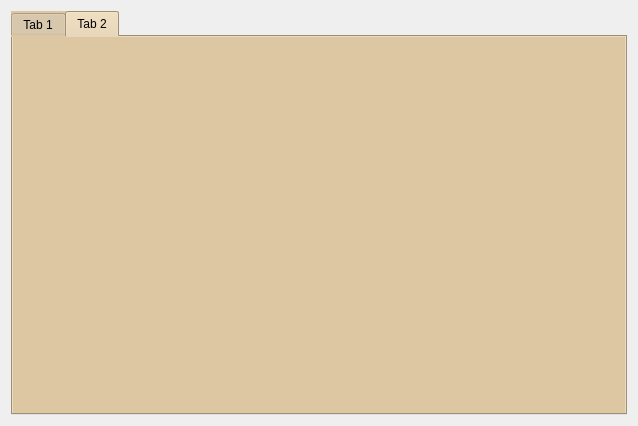
Before: the Qt Designer form iRestMyCase/selectclient.ui in NolanTaylor/a8-edu-game, drawn with Qt 5.
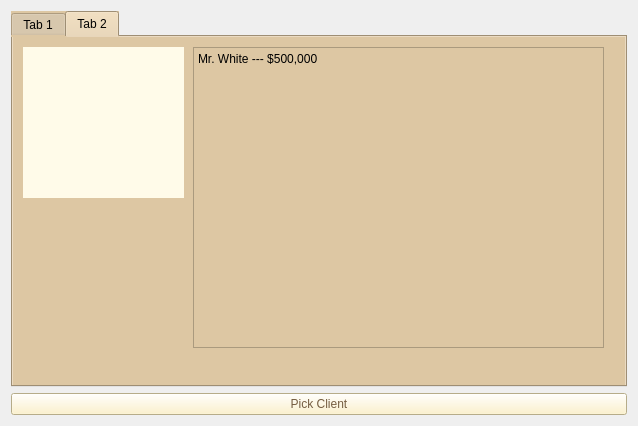
After: the same form once the commit is applied.

Commit message: added the model for clients and the game

What changed in the file:
```diff
--- a/iRestMyCase/selectclient.ui
+++ b/iRestMyCase/selectclient.ui
@@ -14,10 +14,11 @@
    <string>Form</string>
   </property>
   <layout class="QGridLayout" name="gridLayout">
-   <item row="0" column="0">
-    <widget class="QTabWidget" name="tabWidget">
+   <item row="1" column="0">
+    <widget class="QTabWidget" name="manila">
      <property name="styleSheet">
-      <string notr="true">background-color: rgb(221, 199, 163);</string>
+      <string notr="true">background-color: rgb(221, 199, 163);
+selection-background-color: rgb(255, 253, 205);</string>
      </property>
      <property name="currentIndex">
       <number>1</number>
@@ -55,13 +56,48 @@
        <property name="autoFillBackground">
         <bool>false</bool>
        </property>
+       <property name="styleSheet">
+        <string notr="true">background-color: rgb(255, 251, 233);</string>
+       </property>
        <property name="text">
         <string/>
        </property>
       </widget>
+      <widget class="QTextBrowser" name="textBrowser">
+       <property name="geometry">
+        <rect>
+         <x>180</x>
+         <y>10</y>
+         <width>411</width>
+         <height>301</height>
+        </rect>
+       </property>
+       <property name="html">
+        <string>&lt;!DOCTYPE HTML PUBLIC &quot;-//W3C//DTD HTML 4.0//EN&quot; &quot;http://www.w3.org/TR/REC-html40/strict.dtd&quot;&gt;
+&lt;html&gt;&lt;head&gt;&lt;meta name=&quot;qrichtext&quot; content=&quot;1&quot; /&gt;&lt;meta charset=&quot;utf-8&quot; /&gt;&lt;style type=&quot;text/css&quot;&gt;
+p, li { white-space: pre-wrap; }
+hr { height: 1px; border-width: 0; }
+li.unchecked::marker { content: &quot;\2610&quot;; }
+li.checked::marker { content: &quot;\2612&quot;; }
+&lt;/style&gt;&lt;/head&gt;&lt;body style=&quot; font-family:'Segoe UI'; font-size:9pt; font-weight:400; font-style:normal;&quot;&gt;
+&lt;p style=&quot; margin-top:0px; margin-bottom:0px; margin-left:0px; margin-right:0px; -qt-block-indent:0; text-indent:0px;&quot;&gt;Mr. White --- $500,000&lt;/p&gt;&lt;/body&gt;&lt;/html&gt;</string>
+       </property>
+      </widget>
      </widget>
     </widget>
    </item>
+   <item row="2" column="0">
+    <widget class="QPushButton" name="pickClient_pushButton">
+     <property name="styleSheet">
+      <string notr="true">background-color: rgb(255, 241, 192);
+font: 700 12pt &quot;Courier&quot;;
+color:rgb(117, 93, 65)</string>
+     </property>
+     <property name="text">
+      <string>Pick Client</string>
+     </property>
+    </widget>
+   </item>
   </layout>
  </widget>
  <resources/>
```
The commit also changes 11 other files.
